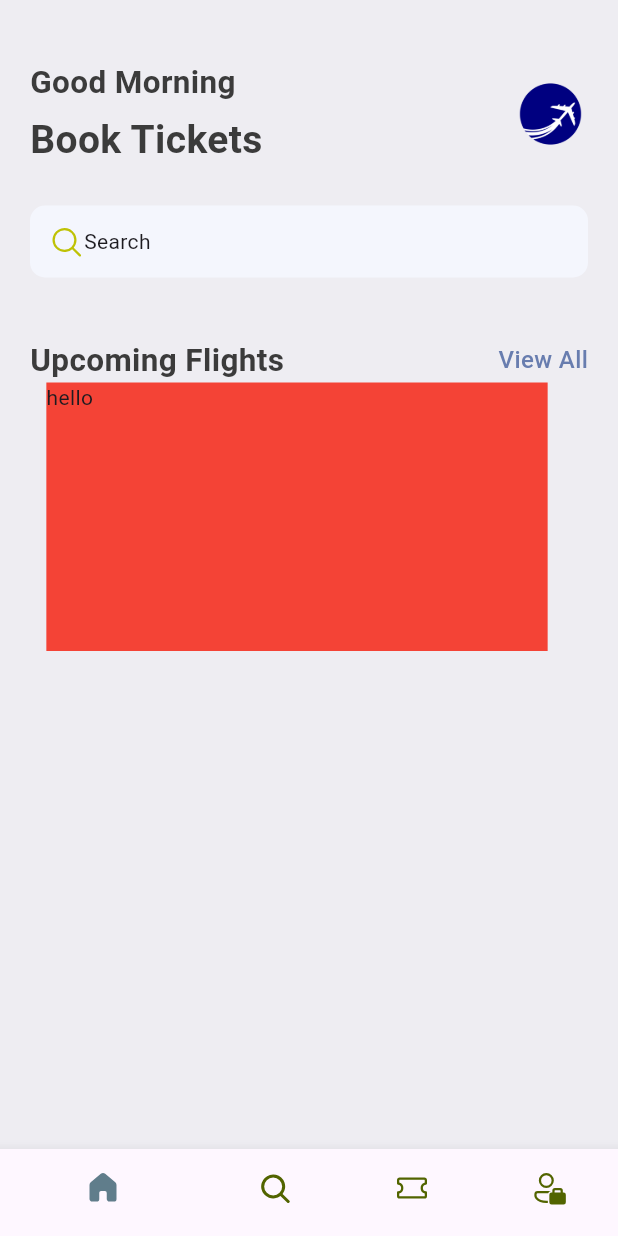
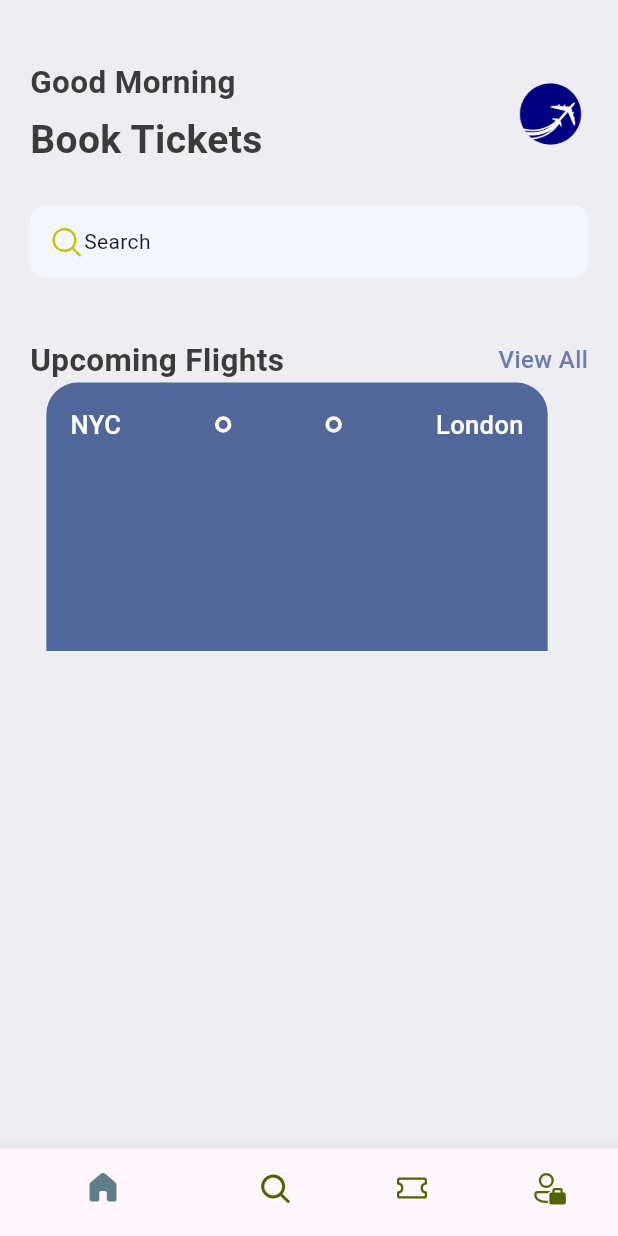
Before and after one commit to aghoneim2/fakeToGo, a Flutter app: the screen it shows after launch, on a phone screen of 412 x 824 dp. Run offline on Flutter 3.47's test engine with Material 3 defaults, Android fonts, the phone set to English and light mode, and no system bars; our stand-ins replace fluentui_icons.

Commit message:
Creating ticket view and adding basic layout on top of ticket

```diff
--- a/lib/components/res/styles/app_styles.dart
+++ b/lib/components/res/styles/app_styles.dart
@@ -6,6 +6,7 @@ class AppStyles {
   static Color primaryColor = _primaryColor;
   static Color bgColor = const Color(0xFFEEEDF2);
   static Color textColor = const Color(0xFF3b3b3b);
+  static Color ticketBlue = const Color(0xFF526799);
   static TextStyle textStyle =
       TextStyle(fontSize: 16, fontWeight: FontWeight.w500, color: textColor);
 
--- /dev/null
+++ b/lib/components/widgets/big_dot.dart
@@ -0,0 +1,16 @@
+import 'package:flutter/material.dart';
+
+class BigDot extends StatelessWidget {
+  const BigDot({super.key});
+
+  @override
+  Widget build(BuildContext context) {
+    return Container(
+      padding: const EdgeInsets.all(3),
+      decoration: BoxDecoration(
+        borderRadius: BorderRadius.circular(20),
+        border: Border.all(width: 2.5, color: Colors.white),
+      ),
+    );
+  }
+}
--- a/lib/components/widgets/ticket_view.dart
+++ b/lib/components/widgets/ticket_view.dart
@@ -1,4 +1,6 @@
 import 'package:flutter/material.dart';
+import 'package:hello/components/res/styles/app_styles.dart';
+import 'package:hello/components/widgets/big_dot.dart';
 
 class TicketView extends StatelessWidget {
   const TicketView({super.key});
@@ -13,9 +15,49 @@ class TicketView extends StatelessWidget {
       height:
           179, //usually stays fixed because height is limited for scroll (can still be dynamic)
       child: Container(
-        margin: EdgeInsets.only(right: 16),
-        color: Colors.red,
-        child: Text("hello "),
+        margin: const EdgeInsets.only(right: 16),
+        padding: const EdgeInsets.all(16),
+        decoration: BoxDecoration(
+          color: AppStyles.ticketBlue,
+          borderRadius: const BorderRadius.only(
+            topLeft: Radius.circular(21),
+            topRight: Radius.circular(21),
+          ),
+        ),
+        child: Center(
+          child: Column(
+            children: [
+              Row(
+                children: [
+                  Text(
+                    "NYC",
+                    style:
+                        AppStyles.headLineStyle3.copyWith(color: Colors.white),
+                  ),
+                  Expanded(
+                    child: Container(),
+                  ),
+                  BigDot(),
+                  Expanded(
+                    child: Container(),
+                  ),
+                  BigDot(),
+                  Expanded(
+                    child: Container(),
+                  ),
+                  Text(
+                    "London",
+                    style:
+                        AppStyles.headLineStyle3.copyWith(color: Colors.white),
+                  ),
+                ],
+              ),
+              Row(
+                children: [],
+              ),
+            ],
+          ),
+        ),
       ),
     );
   }
```
